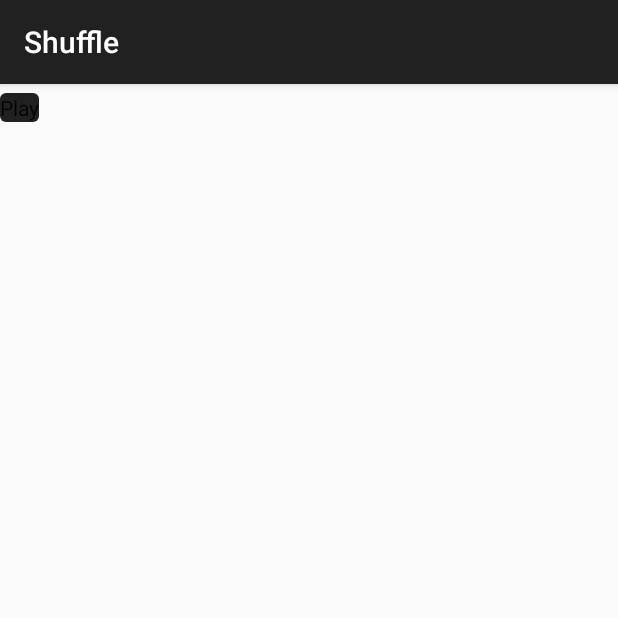
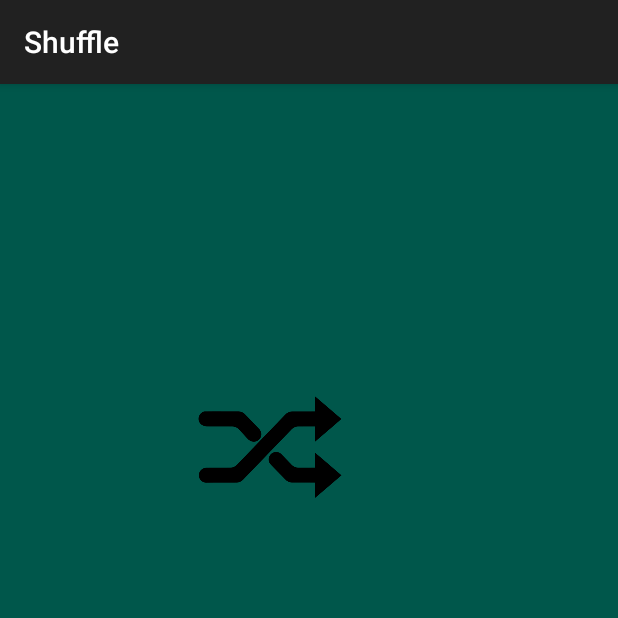
Before and after one commit to dmsb/Shuffle, an Android app: the screen it shows after launch (MainActivity), on a phone screen of 412 x 824 dp, the top half of it. Run offline under Robolectric (Android 15) with nearby library versions, the phone set to English and light mode, and no system bars; libraries missing offline, so code that uses them is left out: com.spotify.android, com.spotify.protocol.

Commit message:
Alterada tela de execução de playlist

```diff
--- a/app/src/main/java/com/example/shuffle/MainActivity.java
+++ b/app/src/main/java/com/example/shuffle/MainActivity.java
@@ -4,6 +4,7 @@ import android.os.Bundle;
 import android.util.Log;
 import android.view.View;
 import android.widget.Button;
+import android.widget.ImageButton;
 
 import com.spotify.android.appremote.api.ConnectionParams;
 import com.spotify.android.appremote.api.Connector;
@@ -14,10 +15,10 @@ import androidx.appcompat.app.AppCompatActivity;
 
 public class MainActivity extends AppCompatActivity {
 
-    private static final String CLIENT_ID = "0599d96797ef4cd19d655b778aacaa27";
+    private static final String CLIENT_ID = "0599d96797ef4cd19d655b778aacaa27"; //código do conta
     private static final String REDIRECT_URI = "https://open.spotify.com/";
     private SpotifyAppRemote mSpotifyAppRemote;
-    private Button playButton;
+    private ImageButton playButton;
 
     protected void onCreate(Bundle savedInstanceState) {
         super.onCreate(savedInstanceState);
@@ -27,8 +28,8 @@ public class MainActivity extends AppCompatActivity {
     @Override
     protected void onStart() {
         super.onStart();
-        this.playButton = findViewById(R.id.play_button);
-        MainActivity currentActivity = this;
+        this.playButton =  findViewById(R.id.play_button);
+
 
         this.playButton.setOnClickListener((View v) -> {
             ConnectionParams connectionParams =
@@ -37,7 +38,7 @@ public class MainActivity extends AppCompatActivity {
                             .showAuthView(true)
                             .build();
 
-            SpotifyAppRemote.connect(currentActivity, connectionParams,
+            SpotifyAppRemote.connect(this, connectionParams,
                 new Connector.ConnectionListener() {
 
                     public void onConnected(SpotifyAppRemote spotifyAppRemote) {
--- a/app/src/main/res/layout/activity_main.xml
+++ b/app/src/main/res/layout/activity_main.xml
@@ -1,12 +1,23 @@
 <?xml version="1.0" encoding="utf-8"?>
-<com.google.android.material.textfield.TextInputLayout
+<androidx.appcompat.widget.LinearLayoutCompat
     android:layout_width="match_parent"
-    android:layout_height="wrap_content"
+    android:layout_height="match_parent"
+    android:background="@color/colorPrimaryDark"
     xmlns:android="http://schemas.android.com/apk/res/android">
 
-    <com.google.android.material.button.MaterialButton
+
+    <ImageButton
         android:id="@+id/play_button"
-        android:layout_width="wrap_content"
+        android:layout_width="100dp"
         android:layout_height="wrap_content"
-        android:text="@string/play_button"/>
-</com.google.android.material.textfield.TextInputLayout>
+        android:src="@drawable/shuffle"
+        android:adjustViewBounds="true"
+        android:maxWidth="100dp"
+        android:maxHeight="100dp"
+        android:layout_marginLeft="130dp"
+        android:layout_marginTop="@android:dimen/thumbnail_height"
+        android:scaleType="fitCenter"
+        android:background="?attr/selectableItemBackgroundBorderless"
+        />
+
+</androidx.appcompat.widget.LinearLayoutCompat>
--- a/app/src/main/res/values/styles.xml
+++ b/app/src/main/res/values/styles.xml
@@ -2,13 +2,12 @@
     <!-- Base application theme. -->
     <style name="AppTheme" parent="Theme.AppCompat.Light.DarkActionBar">
         <!-- Customize your theme here. -->
-        <item name="colorPrimary">@color/colorPrimary</item>
+        <item name="colorPrimary">@color/colorPrimaryDark</item>
         <item name="colorPrimaryDark">@color/colorPrimaryDark</item>
         <item name="colorAccent">@color/colorAccent</item>
     </style>
 
     <style name="Theme.MyApp" parent="Theme.MaterialComponents.Light.DarkActionBar.Bridge">
-        <!-- ... -->
     </style>
 
 </resources>
```
Also changed, not shown: app/src/main/res/drawable/shuffle.png (added).
